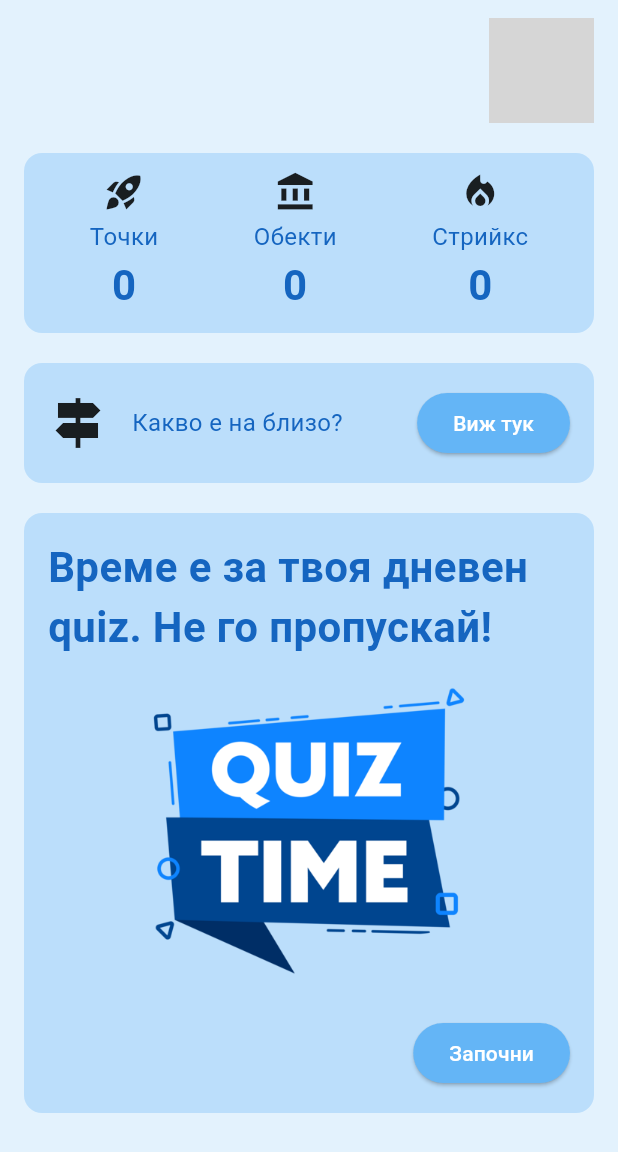
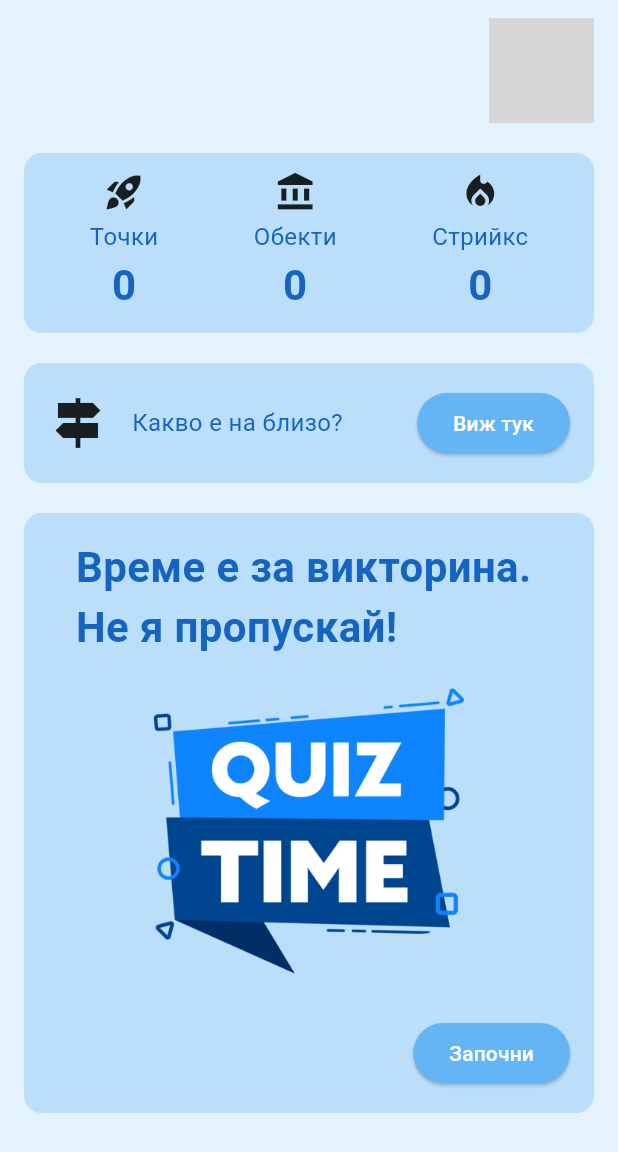
Before and after one commit to HristoSotirov/discover_bulgaria, a Flutter app: the UserScreen screen opened directly with empty values, on a phone screen of 412 x 824 dp. Shown: the top 1152 px of the screen. Run offline on Flutter 3.47's test engine with Material 3 defaults, Android fonts, the phone set to English and light mode, and no system bars; our stand-ins replace geolocator, google_maps_flutter, shared_preferences, supabase_flutter; accounts and stored records are empty; network calls fail; grey boxes are pictures that could not be loaded.

Commit message:
fixing a bug

```diff
--- a/lib/screens/admin_screen.dart
+++ b/lib/screens/admin_screen.dart
@@ -228,7 +228,6 @@ class _AdminMainScreenState extends State<AdminScreen> {
   }
 }
 
-// Екран за добавяне на пейзаж
 class AddLandscapeScreen extends StatefulWidget {
   const AddLandscapeScreen({super.key});
 
@@ -527,7 +526,6 @@ class _AddLandscapeScreenState extends State<AddLandscapeScreen> {
   }
 }
 
-// Екран за изтриване на пейзаж
 class DeleteLandscapeScreen extends StatefulWidget {
   const DeleteLandscapeScreen({super.key});
 
@@ -586,7 +584,7 @@ class _DeleteLandscapeScreenState extends State<DeleteLandscapeScreen> {
       appBar: AppBar(
         backgroundColor: _prefsManager.currentColors['appBar'],
         title: FutureBuilder<String>(
-          future: _prefsManager.translate('Изтриване на пейзаж'),
+          future: _prefsManager.translate('Изтриване на забележителност'),
           builder: (context, snapshot) => Text(
             snapshot.data ?? '',
             style: _prefsManager.currentStyles['heading'],
--- a/lib/screens/user_screen.dart
+++ b/lib/screens/user_screen.dart
@@ -192,8 +192,8 @@ class UserScreenState extends State<UserScreen> {
                         Center(
                           child: Text(
                             user.isDailyQuizDone
-                                ? "Поздравления, завършил си своя quiz за днес"
-                                : "Време е за твоя дневен quiz. Не го пропускай! ",
+                                ? "Поздравления, завърши своята викторина за днес!"
+                                : "Време е за викторина. \nНе я пропускай! ",
                             style: textStyles['headingLarge'],
                             textAlign: TextAlign.left,
                           ),
```
Also changed, not shown: pubspec.lock.
